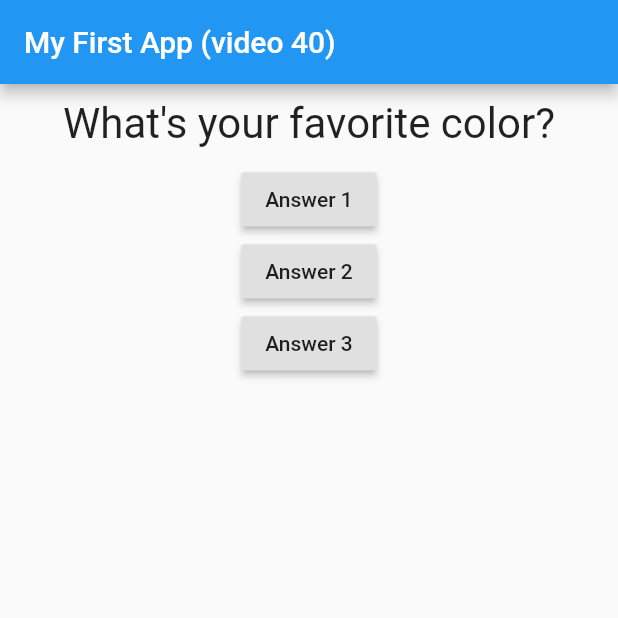
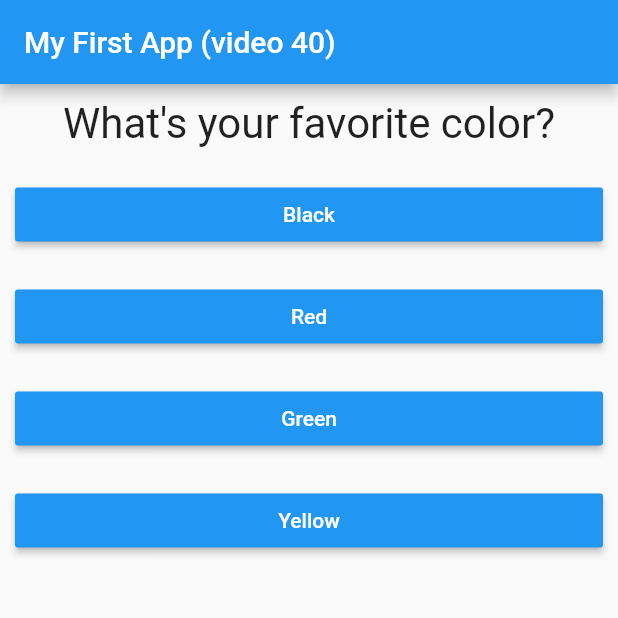
Before and after one commit to jahirraihan22/quize-app, a Flutter app: the screen it shows after launch, on a phone screen of 412 x 824 dp, the top half of it. Run offline on Flutter 3.47's test engine with Material 2 defaults, Android fonts, the phone set to English and light mode, and no system bars.

Commit message:
added answer and score

```diff
--- /dev/null
+++ b/lib/answer.dart
@@ -0,0 +1,25 @@
+import 'package:flutter/material.dart';
+import './question.dart';
+
+class Answer extends StatelessWidget {
+  // to receive function
+  final Function selectHandler;
+  final String answerText;
+  Answer(
+    this.selectHandler,
+    this.answerText,
+  );
+  @override
+  Widget build(BuildContext context) {
+    return Container(
+      width: double.infinity,
+      margin: EdgeInsets.all(10),
+      child: RaisedButton(
+        color: Colors.blue,
+        textColor: Colors.white,
+        child: Text(answerText),
+        onPressed: () => {selectHandler()},
+      ),
+    );
+  }
+}
--- a/lib/main.dart
+++ b/lib/main.dart
@@ -1,5 +1,8 @@
 import 'package:flutter/material.dart';
-import './question.dart';
+import 'package:quiz_app/result.dart';
+
+import './quiz.dart';
+import './result.dart';
 
 void main() => runApp(QuizApp());
 
@@ -11,51 +14,61 @@ class QuizApp extends StatefulWidget {
 }
 
 class _QuizAppState extends State<QuizApp> {
+  final _questions = const [
+    {
+      'questionText': 'What\'s your favorite color?',
+      'answers': [
+        {'text': 'Black', 'score': 10},
+        {'text': 'Red', 'score': 8},
+        {'text': 'Green', 'score': 1},
+        {'text': 'Yellow', 'score': 3},
+      ],
+    },
+    {
+      'questionText': 'What\'s your favorite animal?',
+      'answers': [
+        {'text': 'Dog', 'score': 10},
+        {'text': 'Cat', 'score': 1},
+        {'text': 'Rabbit', 'score': 3},
+        {'text': 'Tiger', 'score': 5},
+      ],
+    },
+    {
+      'questionText': 'What\'s your favorite place?',
+      'answers': [
+        {'text': 'Dhaka', 'score': 10},
+        {'text': 'Rajshahi', 'score': 3},
+        {'text': 'Chittagong', 'score': 5},
+        {'text': 'Cox\'s Bazar', 'score': 2},
+      ],
+    },
+  ];
   var _questionIndex = 0;
-  void _aswerQuestion() {
+  var _totalScore = 0;
+
+  void _answerQuestion(int score) {
+    _totalScore += score;
     setState(() {
       _questionIndex += 1;
     });
-    // if (_questionIndex > 2) {
-    //   return;
-    // }
-    print("Answer chosen");
   }
 
   @override
   Widget build(BuildContext context) {
-    var questions = [
-      'What\'s your favorite color?',
-      'What\'s your favorite animal?',
-      'What\'s your favorite place?',
-    ];
     return MaterialApp(
       home: Scaffold(
         appBar: AppBar(
           title: Text('My First App (video 40)'),
         ),
-        body: Column(
-          children: [
-            Question(
-              // questions.elementAt(0),
-              questions[_questionIndex],
-            ),
-            RaisedButton(
-              child: Text('Answer 1'),
-              onPressed: () {
-                _aswerQuestion();
-              },
-            ),
-            RaisedButton(
-              child: Text('Answer 2'),
-              onPressed: () => _aswerQuestion(),
-            ),
-            RaisedButton(
-              child: Text('Answer 3'),
-              onPressed: _aswerQuestion,
-            ),
-          ],
-        ),
+        body: _questionIndex < _questions.length
+            ? Quiz(
+                answerQuestion: _answerQuestion,
+                questionIndex: _questionIndex,
+                questions: _questions,
+              )
+            : Result(
+                _totalScore,
+              ),
       ),
     );
   }
--- /dev/null
+++ b/lib/quiz.dart
@@ -0,0 +1,32 @@
+import 'package:flutter/material.dart';
+import './question.dart';
+import './answer.dart';
+
+class Quiz extends StatelessWidget {
+  final List<Map<String, Object>> questions;
+  final int questionIndex;
+  final Function answerQuestion;
+  Quiz({
+    required this.questions,
+    required this.answerQuestion,
+    required this.questionIndex,
+  });
+  @override
+  Widget build(BuildContext context) {
+    return Column(
+      children: [
+        Question(
+          questions[questionIndex]['questionText'] as String,
+        ),
+        ...(questions[questionIndex]['answers']
+                as List<Map<String, Object>>) // chapter 02 video 46
+            .map((answer) {
+          return Answer(
+            () => answerQuestion(answer['score']),
+            answer['text'],
+          );
+        }).toList(),
+      ],
+    );
+  }
+}
--- /dev/null
+++ b/lib/result.dart
@@ -0,0 +1,23 @@
+import 'package:flutter/material.dart';
+
+class Result extends StatelessWidget {
+  final int resultScore;
+  Result(this.resultScore);
+  String get resultMsg {
+    var resultTxt = 'You did it!';
+    return resultTxt;
+  }
+
+  @override
+  Widget build(BuildContext context) {
+    return Center(
+      child: Text(
+        resultMsg,
+        style: TextStyle(
+          fontSize: 36,
+          fontWeight: FontWeight.bold,
+        ),
+      ),
+    );
+  }
+}
```
Also changed, not shown: 1 other file.
